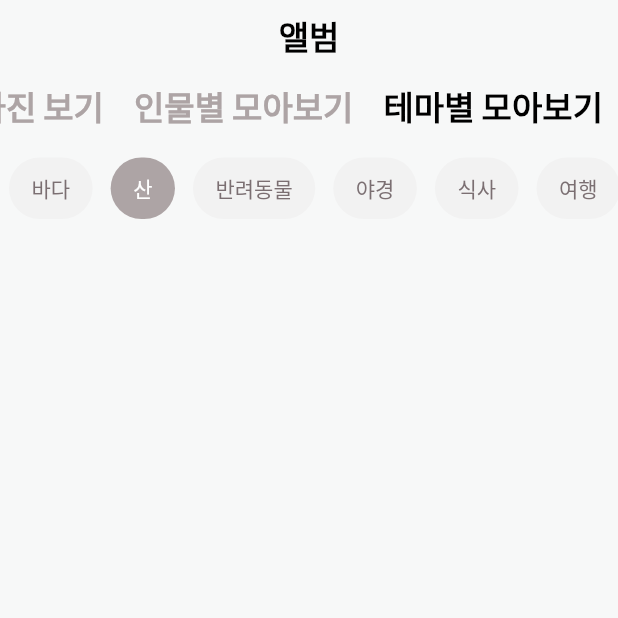
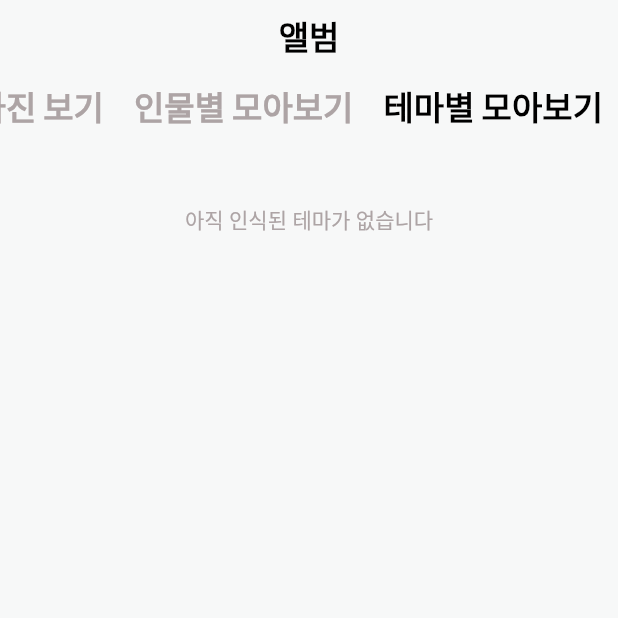
Before and after one commit to enjoy301/modak-flutter-app, a Flutter app: the AlbumLandingScreen screen opened directly, tab 3 chosen, on a phone screen of 412 x 824 dp, the top half of it. Run offline on Flutter 3.47's test engine with Material 2 defaults, Android fonts, the phone set to English and light mode, and no system bars; our stand-ins replace adaptive_dialog, carousel_slider, dio, expandable, firebase_core, firebase_messaging and 27 more; missing offline and left inert: jwt_decode, kakao_flutter_sdk, photo_manager, video_compress, video_thumbnail; accounts and stored records are empty; network calls fail; statements that could not run were skipped; project files that could hold a hidden picture were left out.

Commit message:
앨범 label

```diff
--- a/lib/provider/chat_provider.dart
+++ b/lib/provider/chat_provider.dart
@@ -75,7 +75,7 @@ class ChatProvider extends ChangeNotifier {
   ChatMode get chatMode => _chatMode;
 
   /// 선택된 미디어 파일명
-  final List<File> _selectedMediaFiles = [];
+  late List<File> _selectedMediaFiles = [];
   List<File> get selectedMediaFiles => _selectedMediaFiles;
 
   /// 모든 앨범 파일
@@ -112,6 +112,7 @@ class ChatProvider extends ChangeNotifier {
     _chatMode = ChatMode.textInput;
     _chats = [];
     _albumFiles = [];
+    _selectedMediaFiles = [];
     _albumThumbnailFiles = {};
     _chatThumbnailFiles = {};
     _mediaDirectory = await FileSystemUtil.getMediaDirectory();
--- a/lib/widgets/album/album_label_detail_widget.dart
+++ b/lib/widgets/album/album_label_detail_widget.dart
@@ -27,7 +27,7 @@ class _AlbumLabelDetailWidget extends State<AlbumLabelDetailWidget> {
               builder: (context, snapshot) {
                 return GridView.builder(
                   shrinkWrap: true,
-                  controller: provider.labelScrollController,
+                  controller: provider.themeScrollController,
                   itemCount: provider.labelDetailFileList.length,
                   gridDelegate: SliverGridDelegateWithFixedCrossAxisCount(
                     crossAxisCount: 3,
--- a/lib/widgets/album/album_theme_widget.dart
+++ b/lib/widgets/album/album_theme_widget.dart
@@ -1,10 +1,12 @@
 import 'package:flutter/material.dart';
-import 'package:get/get.dart';
 import 'package:modak_flutter_app/widgets/album/album_chip_widget.dart';
-import 'package:modak_flutter_app/widgets/album/album_label_detail_widget.dart';
 import 'package:provider/provider.dart';
 
+import '../../constant/coloring.dart';
+import '../../constant/font.dart';
 import '../../provider/album_provider.dart';
+import '../../ui/common/common_medias_screen.dart';
+import '../../utils/easy_style.dart';
 
 class AlbumThemeWidget extends StatefulWidget {
   const AlbumThemeWidget({Key? key}) : super(key: key);
@@ -15,95 +17,99 @@ class AlbumThemeWidget extends StatefulWidget {
 
 class _AlbumThemeWidgetState extends State<AlbumThemeWidget> {
   @override
+  void initState() {
+    super.initState();
+    context.read<AlbumProvider>().addThemeScrollListener();
+  }
+
+  @override
   Widget build(BuildContext context) {
     return Consumer<AlbumProvider>(
       builder: (context, provider, child) {
         return Column(
+          crossAxisAlignment: CrossAxisAlignment.start,
           children: [
-            SingleChildScrollView(
+            Container(
+              margin: EdgeInsets.only(bottom: 10),
+              child: SingleChildScrollView(
                 scrollDirection: Axis.horizontal,
                 child: Row(
+                  children: List<Widget>.from(
+                    provider.labelDataList.asMap().entries.map(
+                          (entry) => GestureDetector(
+                            onTap: () async {
+                              provider.setSelectedLabel(entry.key);
+                              provider.initLabelView(entry.value['label']);
+                            },
+                            child: AlbumChipWidget(
+                              title: entry.value['label'],
+                              isSelected: entry.key == provider.selectedLabel,
+                            ),
+                          ),
+                        ),
+                  ),
+                ),
+              ),
+            ),
+            if (provider.isLabelLoading) ...[
+              Expanded(
+                child: Center(
+                  child: CircularProgressIndicator(),
+                ),
+              ),
+            ] else ...[
+              Expanded(
+                child: Column(
                   children: [
-                  AlbumChipWidget(
-                    title: "바다",
-                    isSelected: false,
+                    if (provider.labelDataList.isEmpty)
+                      Padding(
+                        padding: const EdgeInsets.symmetric(vertical: 30),
+                        child: Text(
+                          "아직 인식된 테마가 없습니다",
+                          style: EasyStyle.text(
+                            Coloring.gray_20,
+                            Font.size_mediumText,
+                            Font.weight_medium,
                           ),
-                  AlbumChipWidget(
-                    title: "산",
-                    isSelected: true,
-                  ),
-                  AlbumChipWidget(
-                    title: "반려동물",
-                    isSelected: false,
-                  ),
-                  AlbumChipWidget(
-                    title: "야경",
-                    isSelected: false,
-                  ),
-                  AlbumChipWidget(
-                    title: "식사",
-                    isSelected: false,
-                  ),
-                  AlbumChipWidget(
-                    title: "여행",
-                    isSelected: false,
-                  ),
-                ],
                         ),
                       ),
                     Expanded(
                       child: Container(
                         margin: EdgeInsets.all(5),
                         child: GridView.builder(
+                          controller: provider.themeScrollController,
                           shrinkWrap: true,
-                  itemCount: provider.labelDataList.length,
+                          itemCount: provider.labelDetailFileList.length,
                           gridDelegate: SliverGridDelegateWithFixedCrossAxisCount(
                             crossAxisCount: 3,
                             childAspectRatio: 1,
                             mainAxisSpacing: 5,
                             crossAxisSpacing: 5,
                           ),
-                  itemBuilder: (BuildContext context, int faceIndex) {
+                          itemBuilder: (BuildContext context, int labelIndex) {
                             return ClipRRect(
                               borderRadius: BorderRadius.circular(
                                 1,
                               ),
-                      child: Stack(
-                        children: [
-                          GestureDetector(
+                              child: GestureDetector(
                                 onTap: () {
-                              Get.to(
-                                AlbumLabelDetailWidget(),
-                                arguments: provider.labelDataList[faceIndex]
-                                    ['label'],
+                                  Navigator.push(
+                                    context,
+                                    MaterialPageRoute(
+                                      builder: (context) => CommonMediasScreen(
+                                        files: provider.labelDetailFileList,
+                                        initialIndex: labelIndex,
+                                      ),
+                                    ),
                                   );
                                 },
                                 child: Image.file(
-                              provider.labelFileList[faceIndex],
+                                  provider.labelDetailFileList[labelIndex],
                                   fit: BoxFit.cover,
                                   height: double.infinity,
                                   width: double.infinity,
                                   gaplessPlayback: true,
                                 ),
-                          ),
-                          Positioned(
-                            right: 12,
-                            bottom: 12,
-                            child: Container(
-                              padding: EdgeInsets.symmetric(
-                                vertical: 6,
-                                horizontal: 10,
-                              ),
-                              decoration: BoxDecoration(
-                                color: Colors.white,
-                                borderRadius: BorderRadius.circular(10),
-                              ),
-                              child: Text(
-                                "${provider.labelDataList[faceIndex]['label']}, ${provider.labelDataList[faceIndex]['count']}",
-                              ),
-                            ),
-                          ),
-                        ],
                               ),
                             );
                           },
@@ -111,6 +117,10 @@ class _AlbumThemeWidgetState extends State<AlbumThemeWidget> {
                       ),
                     ),
                   ],
+                ),
+              ),
+            ],
+          ],
         );
       },
     );
```
Also changed, not shown: lib/main.dart (+7 -4 lines), lib/provider/album_provider.dart (+134 -24 lines), lib/provider/home_provider.dart (+4 -10 lines), lib/widgets/album/album_chip_widget.dart (+7 -7 lines), lib/widgets/album/album_day_widget.dart (+27 -13 lines), lib/widgets/album/album_face_detail_widget.dart (+21 -6 lines), lib/widgets/album/album_face_widget.dart (+22 -6 lines), 1 other file. Lines whose indentation alone changed are shown as unchanged.
